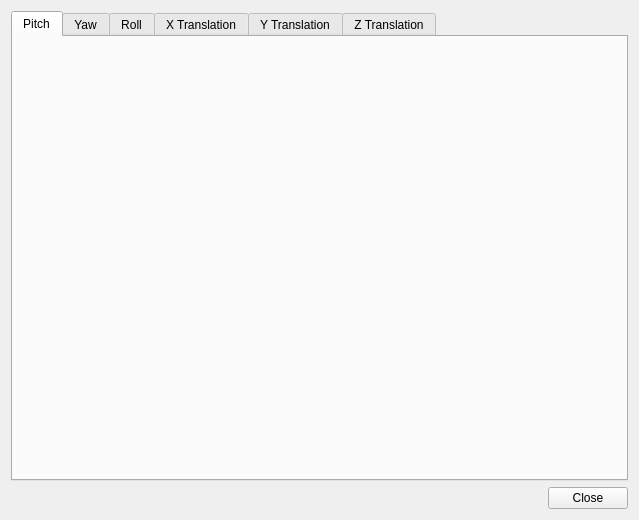
First picture: the form in src/qt_gui/scp_form.ui, repository fwfa123/linuxtrackx-ir, before the edit.
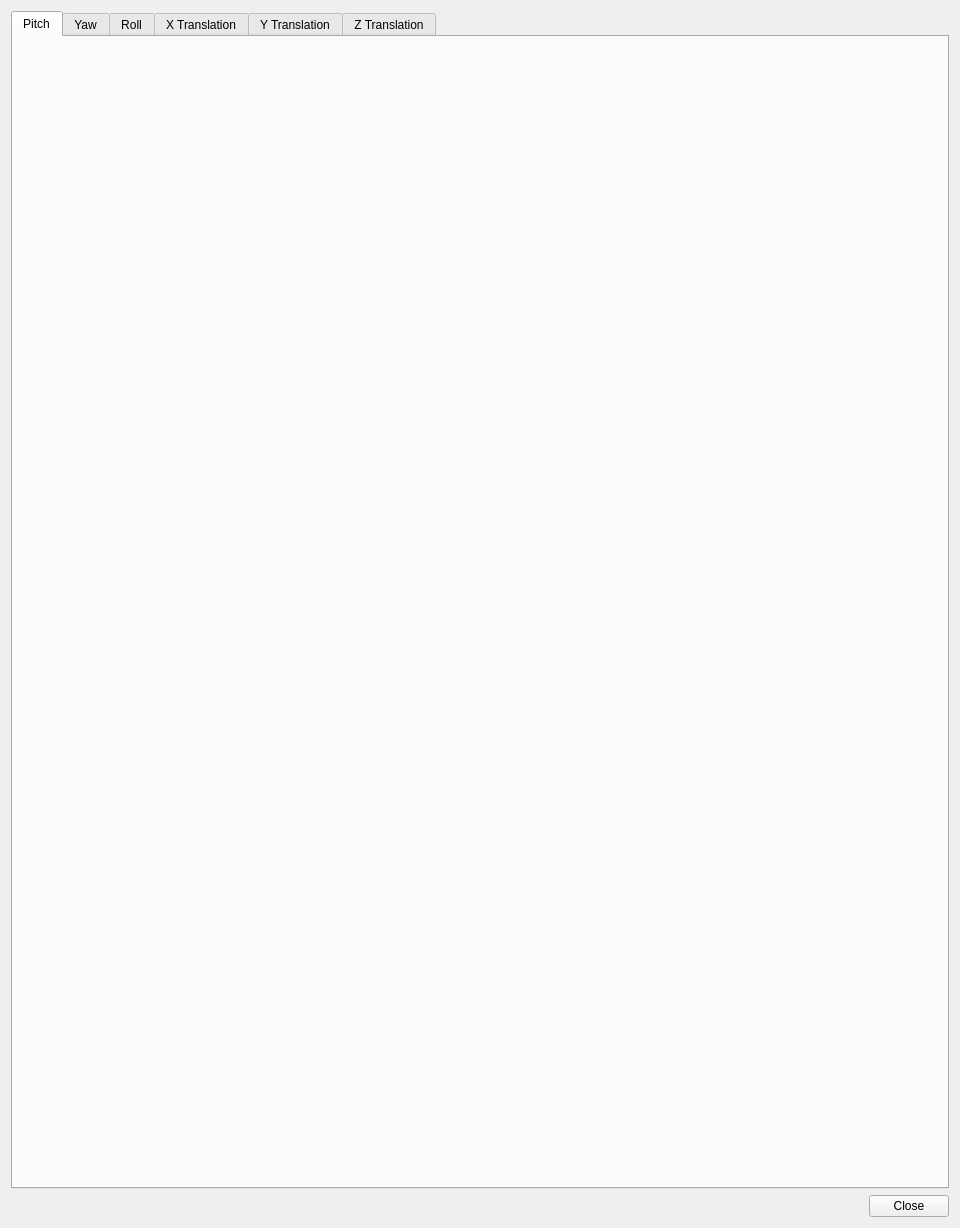
Second picture: the form after the edit. Icons and pictures are not drawn.

Diff of the .ui file:
```diff
--- a/src/qt_gui/scp_form.ui
+++ b/src/qt_gui/scp_form.ui
@@ -6,8 +6,8 @@
    <rect>
     <x>0</x>
     <y>0</y>
-    <width>639</width>
-    <height>520</height>
+    <width>960</width>
+    <height>1228</height>
    </rect>
   </property>
   <property name="windowTitle">
```
